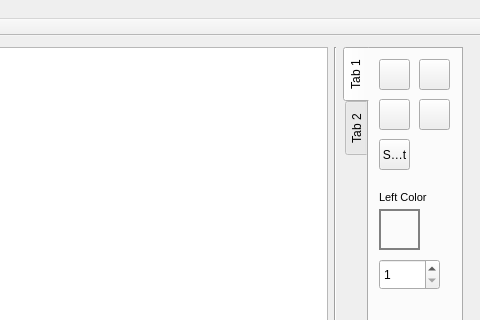
This is Sprite_Editor_Extreme/mainwindow.ui in jokthefoo/Sprite-Editor as Qt 5 draws it before an edit; both pictures show x 233 to 713 and y 0 to 320 of the 713 by 624 pixel window. The edited form follows.
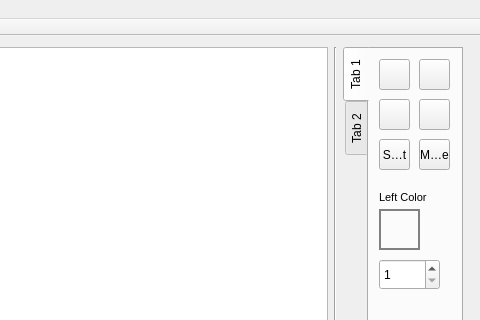
This is the edited form. Custom widgets are drawn as their Qt base class.

```diff
--- a/Sprite_Editor_Extreme/mainwindow.ui
+++ b/Sprite_Editor_Extreme/mainwindow.ui
@@ -369,6 +369,22 @@
            <enum>QToolButton::InstantPopup</enum>
           </property>
          </widget>
+         <widget class="QToolButton" name="mouse_Button">
+          <property name="geometry">
+           <rect>
+            <x>50</x>
+            <y>90</y>
+            <width>31</width>
+            <height>31</height>
+           </rect>
+          </property>
+          <property name="text">
+           <string>Mouse</string>
+          </property>
+          <property name="popupMode">
+           <enum>QToolButton::InstantPopup</enum>
+          </property>
+         </widget>
         </widget>
         <widget class="QWidget" name="tab_2">
          <attribute name="title">
```
